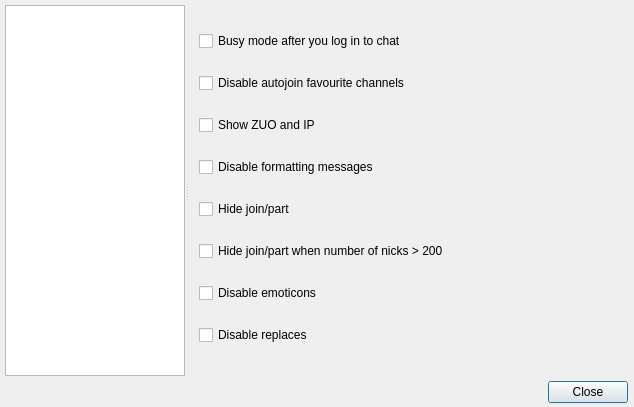
Qt form ui/options.ui (gitter-badger/simplechatclient) before a commit.
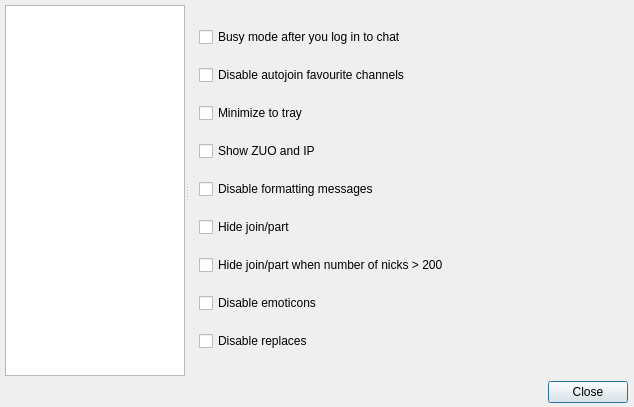
The same form after that commit. The open tabs and pages were chosen to show the change. Icons and pictures are not drawn.

Commit message: added minimize to tray

Diff of the .ui file:
```diff
--- a/ui/options.ui
+++ b/ui/options.ui
@@ -403,6 +403,13 @@
          </property>
         </widget>
        </item>
+       <item>
+        <widget class="QCheckBox" name="checkBox_minimize_to_tray">
+         <property name="text">
+          <string>Minimize to tray</string>
+         </property>
+        </widget>
+       </item>
        <item>
         <widget class="QCheckBox" name="checkBox_show_zuo_and_ip">
          <property name="text">
```
The commit also changes 7 other files.
